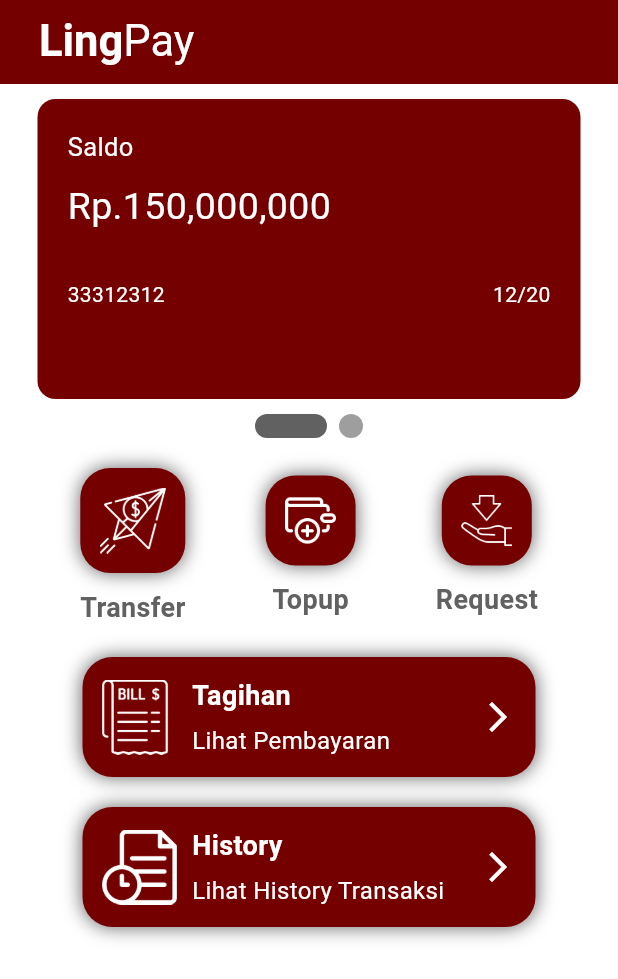
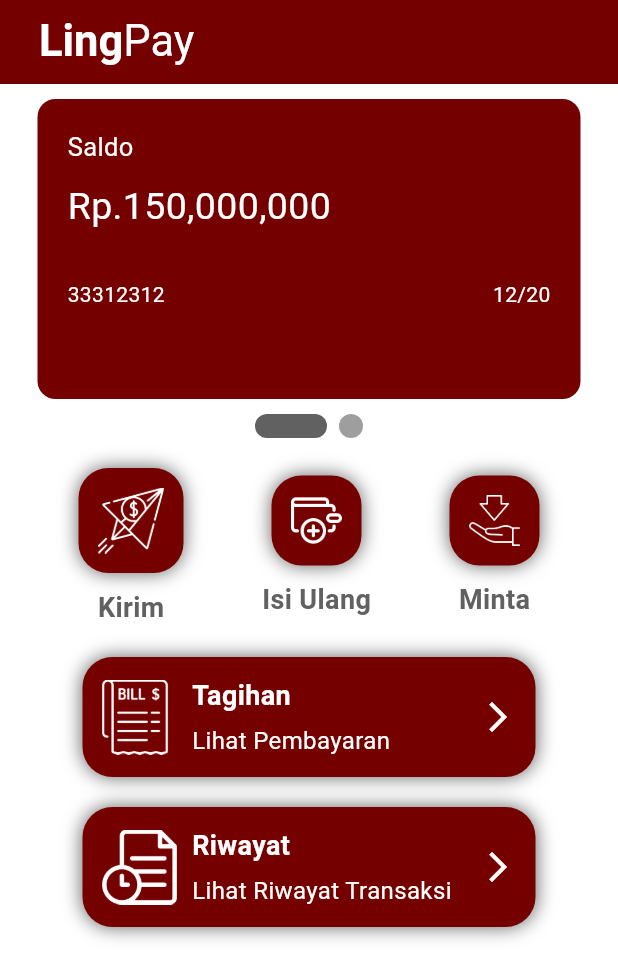
Before and after one commit to Jojosh576/flutter_uts_1, a Flutter app: the HomeScreenContent screen opened directly, on a phone screen of 412 x 824 dp. Shown: the top 979 px of the screen. Run offline on Flutter 3.47's test engine with Material 3 defaults, Android fonts, the phone set to English and light mode, and no system bars; drawn by our look-alikes of smooth_page_indicator; our stand-ins replace curved_navigation_bar.

Commit message:
memperbaharui tampilan riwayat dan mengganti bahasa

```diff
--- a/lib/history/transaction.dart
+++ b/lib/history/transaction.dart
@@ -1,4 +1,3 @@
-// transaction.dart
 class Transaction {
   final String title;
   final String date;
--- a/lib/home/home.dart
+++ b/lib/home/home.dart
@@ -209,7 +209,7 @@ class _HomeScreenContentState extends State<HomeScreenContent> {
                       height: 10,
                     ),
                     Text(
-                      'Transfer',
+                      'Kirim',
                       style: TextStyle(
                         fontSize: 18,
                         fontWeight: FontWeight.bold,
@@ -250,7 +250,7 @@ class _HomeScreenContentState extends State<HomeScreenContent> {
                       height: 10,
                     ),
                     Text(
-                      'Topup',
+                      'Isi Ulang',
                       style: TextStyle(
                         fontSize: 18,
                         fontWeight: FontWeight.bold,
@@ -290,7 +290,7 @@ class _HomeScreenContentState extends State<HomeScreenContent> {
                       height: 10,
                     ),
                     Text(
-                      'Request',
+                      'Minta',
                       style: TextStyle(
                         fontSize: 18,
                         fontWeight: FontWeight.bold,
@@ -414,7 +414,7 @@ class _HomeScreenContentState extends State<HomeScreenContent> {
                                 crossAxisAlignment: CrossAxisAlignment.start,
                                 children: [
                                   Text(
-                                    'History',
+                                    'Riwayat',
                                     style: TextStyle(
                                         fontWeight: FontWeight.bold,
                                         fontSize: 18,
@@ -424,7 +424,7 @@ class _HomeScreenContentState extends State<HomeScreenContent> {
                                     height: 5,
                                   ),
                                   Text(
-                                    'Lihat History Transaksi',
+                                    'Lihat Riwayat Transaksi',
                                     style: TextStyle(
                                         fontSize: 16, color: Colors.white),
                                   ),
@@ -453,7 +453,6 @@ class _HomeScreenContentState extends State<HomeScreenContent> {
   }
 }
 
-// Dummy class untuk halaman QRScanner
 class QRScannerScreen extends StatelessWidget {
   const QRScannerScreen({super.key});
 
@@ -496,7 +495,6 @@ class QRScannerScreen extends StatelessWidget {
             SizedBox(height: 20),
             ElevatedButton(
               onPressed: () {
-                // Tambahkan fungsi untuk menentukan jumlah di sini
               },
               child: Text('TENTUKAN JUMLAH'),
               style: ElevatedButton.styleFrom(
--- a/pubspec.yaml
+++ b/pubspec.yaml
@@ -75,7 +75,10 @@ flutter:
     - lib/icons/bill.png
     - lib/icons/topup.png
     - lib/icons/topupb.png
+    - lib/icons/topup2.png
     - lib/icons/request.png
+    - lib/icons/send.png
+    - lib/icons/payment.png
   #   - images/a_dot_ham.jpeg
 
   # An image asset can refer to one or more resolution-specific "variants", see
```
Also changed, not shown: lib/Widgets/loginScreen.dart (+10 -10 lines), lib/history/history_page.dart (+30 -5 lines), lib/history/transaction_service.dart (+7 -3 lines), lib/icons/payment.png (added), lib/icons/send.png (added), lib/icons/topup2.png (added), lib/icons/transfer.png (added), pubspec.lock.
